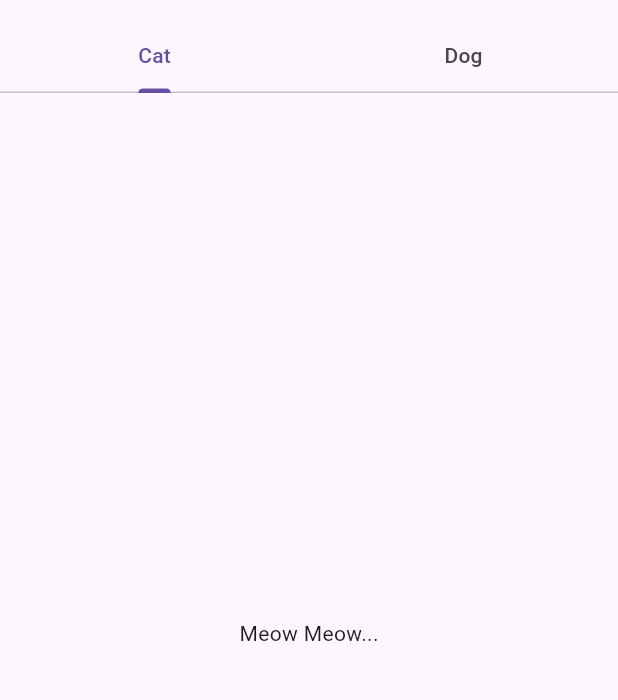
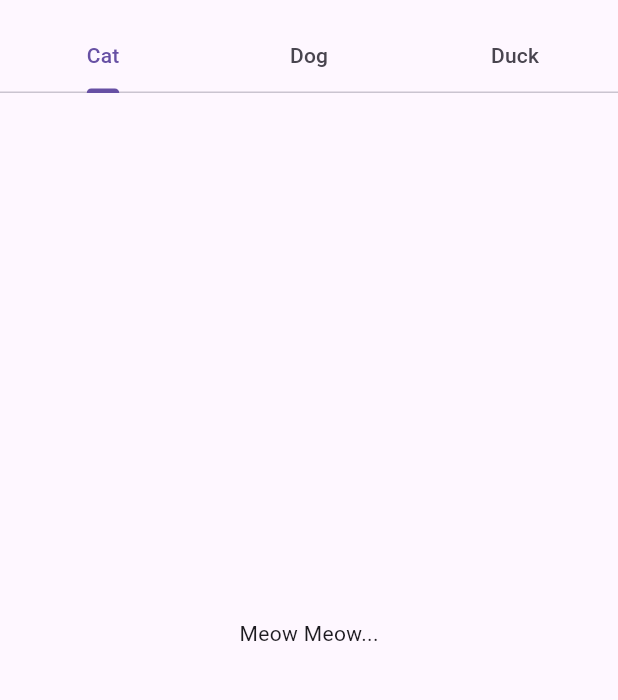
Before and after one commit to bashapu/digital_pet_app, a Flutter app: the screen it shows after launch, on a phone screen of 412 x 824 dp, the part 63-763 px from its top. Run offline on Flutter 3.47's test engine with Material 3 defaults, Android fonts, the phone set to English and light mode, and no system bars.

Commit message:
Implemented duck feature for digital pet

```diff
--- a/lib/main.dart
+++ b/lib/main.dart
@@ -12,7 +12,7 @@ class MyApp extends StatelessWidget {
   Widget build(BuildContext context) {
     return MaterialApp(
       home: DefaultTabController(
-        length: 2,
+        length: 3,
         child: _TabsNonScrollableDemo(),
       ),
     );
@@ -44,7 +44,7 @@ class __TabsNonScrollableDemoState extends State<_TabsNonScrollableDemo>
     super.initState();
     _tabController = TabController(
       initialIndex: 0,
-      length: 2,
+      length: 3,
       vsync: this,
     );
     _tabController.addListener(() {
@@ -63,9 +63,10 @@ class __TabsNonScrollableDemoState extends State<_TabsNonScrollableDemo>
 
   @override
   Widget build(BuildContext context) {
-    final tabs = ['Cat', 'Dog'];
+    final tabs = ['Cat', 'Dog', 'Duck'];
 
-    return Scaffold( //Scafflod gives you Basic App Structure
+    return Scaffold(
+      //Scafflod gives you Basic App Structure
       appBar: AppBar(
         automaticallyImplyLeading: false,
         title: Text(
@@ -87,6 +88,9 @@ class __TabsNonScrollableDemoState extends State<_TabsNonScrollableDemo>
           ),
           Center(
             child: Text("Bow Bow..."),
+          ),
+          Center(
+            child: Text("Quack Quack..."),
           )
         ],
       ),
```
Lines whose indentation alone changed are shown as unchanged.
